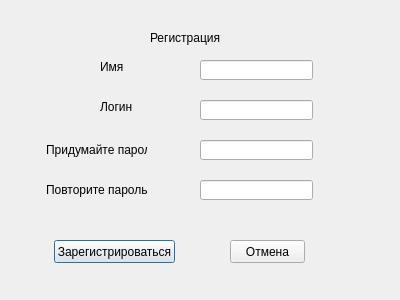
Before: the Qt Designer form registration/registration.ui in vladislavvasyukov/Memorigo, drawn with Qt 5.
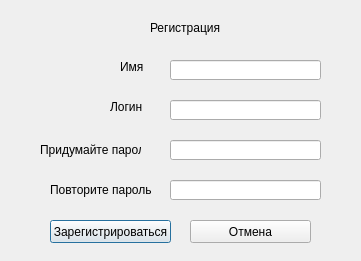
After: the same form once the commit is applied.

Diff of the .ui file:
```diff
--- a/registration/registration.ui
+++ b/registration/registration.ui
@@ -6,8 +6,8 @@
    <rect>
     <x>0</x>
     <y>0</y>
-    <width>400</width>
-    <height>300</height>
+    <width>361</width>
+    <height>261</height>
    </rect>
   </property>
   <property name="windowTitle">
@@ -17,8 +17,8 @@
    <property name="geometry">
     <rect>
      <x>150</x>
-     <y>30</y>
-     <width>101</width>
+     <y>20</y>
+     <width>71</width>
      <height>16</height>
     </rect>
    </property>
@@ -29,8 +29,8 @@
   <widget class="QPushButton" name="registrationButton">
    <property name="geometry">
     <rect>
-     <x>54</x>
-     <y>240</y>
+     <x>50</x>
+     <y>220</y>
      <width>121</width>
      <height>23</height>
     </rect>
@@ -42,9 +42,9 @@
   <widget class="QPushButton" name="cancelButton">
    <property name="geometry">
     <rect>
-     <x>230</x>
-     <y>240</y>
-     <width>75</width>
+     <x>190</x>
+     <y>220</y>
+     <width>121</width>
      <height>23</height>
     </rect>
    </property>
@@ -55,9 +55,9 @@
   <widget class="QLineEdit" name="name">
    <property name="geometry">
     <rect>
-     <x>200</x>
+     <x>170</x>
      <y>60</y>
-     <width>113</width>
+     <width>151</width>
      <height>20</height>
     </rect>
    </property>
@@ -65,9 +65,9 @@
   <widget class="QLineEdit" name="login">
    <property name="geometry">
     <rect>
-     <x>200</x>
+     <x>170</x>
      <y>100</y>
-     <width>113</width>
+     <width>151</width>
      <height>20</height>
     </rect>
    </property>
@@ -75,9 +75,9 @@
   <widget class="QLineEdit" name="password">
    <property name="geometry">
     <rect>
-     <x>200</x>
+     <x>170</x>
      <y>140</y>
-     <width>113</width>
+     <width>151</width>
      <height>20</height>
     </rect>
    </property>
@@ -85,9 +85,9 @@
   <widget class="QLineEdit" name="repeatPassword">
    <property name="geometry">
     <rect>
-     <x>200</x>
+     <x>170</x>
      <y>180</y>
-     <width>113</width>
+     <width>151</width>
      <height>20</height>
     </rect>
    </property>
@@ -95,7 +95,7 @@
   <widget class="QLabel" name="nameLabel">
    <property name="geometry">
     <rect>
-     <x>100</x>
+     <x>120</x>
      <y>60</y>
      <width>47</width>
      <height>13</height>
@@ -108,7 +108,7 @@
   <widget class="QLabel" name="loginLabel">
    <property name="geometry">
     <rect>
-     <x>100</x>
+     <x>110</x>
      <y>100</y>
      <width>47</width>
      <height>13</height>
@@ -121,7 +121,7 @@
   <widget class="QLabel" name="passwordLabel">
    <property name="geometry">
     <rect>
-     <x>46</x>
+     <x>40</x>
      <y>140</y>
      <width>101</width>
      <height>20</height>
@@ -134,7 +134,7 @@
   <widget class="QLabel" name="repeatPasswordLabel">
    <property name="geometry">
     <rect>
-     <x>46</x>
+     <x>50</x>
      <y>180</y>
      <width>101</width>
      <height>20</height>
```
Left out of the diff: 2 changed lines with no effect on the pictures.
